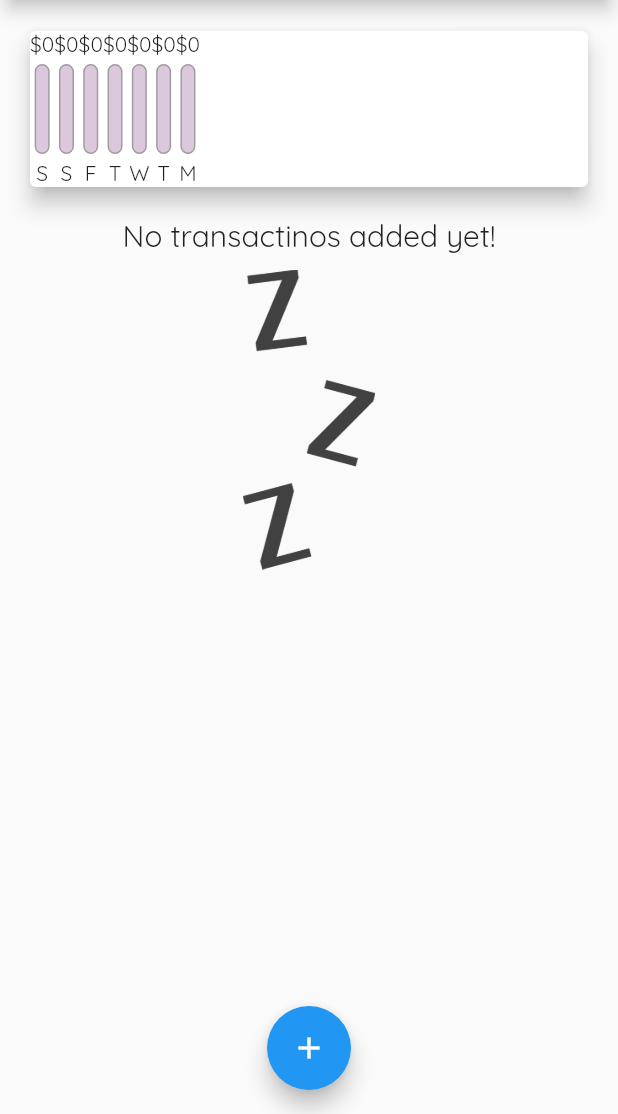
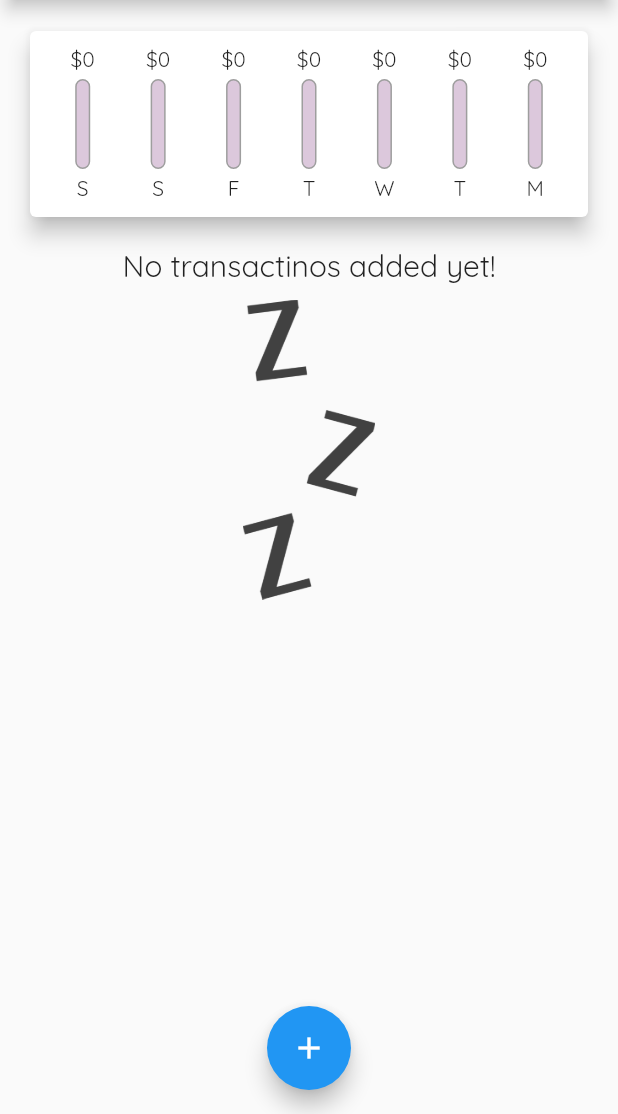
Before and after one commit to Curt-Park/flutter-practice, a Flutter app: the screen it shows after launch, on a phone screen of 412 x 824 dp, the part 122-1236 px from its top. Run offline on Flutter 3.47's test engine with Material 2 defaults, Android fonts, the phone set to English and light mode, and no system bars.

Commit message:
Format charts

```diff
--- a/01_personal_expenses_app/lib/widgets/chart.dart
+++ b/01_personal_expenses_app/lib/widgets/chart.dart
@@ -40,7 +40,10 @@ class Chart extends StatelessWidget {
     return Card(
       elevation: 6,
       margin: EdgeInsets.all(20),
+      child: Container(
+        padding: EdgeInsets.all(10),
         child: Row(
+          mainAxisAlignment: MainAxisAlignment.spaceAround,
           children: groupedTransactionValues.map((data) {
             double ratio;
             var totalSum = totalSpending;
@@ -49,12 +52,16 @@ class Chart extends StatelessWidget {
             } else {
               ratio = (data['amount'] as double) / totalSpending;
             }
-          return ChartBar(
+            return Flexible(
+              fit: FlexFit.tight,
+              child: ChartBar(
                 (data['day'] as String),
                 (data['amount'] as double),
                 ratio,
+              ),
             );
           }).toList(),
+        ),
       ),
     );
   }
--- a/01_personal_expenses_app/lib/widgets/chart_bar.dart
+++ b/01_personal_expenses_app/lib/widgets/chart_bar.dart
@@ -15,7 +15,9 @@ class ChartBar extends StatelessWidget {
   Widget build(BuildContext context) {
     return Column(
       children: [
-        Text('\$${spendingAmount.toStringAsFixed(0)}'),
+        FittedBox(
+          child: Text('\$${spendingAmount.toStringAsFixed(0)}'),
+        ),
         SizedBox(height: 4),
         Container(
           height: 60,
```
Lines whose indentation alone changed are shown as unchanged.
